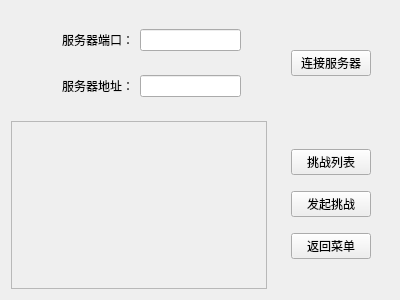
Euler-lne/Word_Elimination, file multiplayerwindow.ui: the form before one commit.
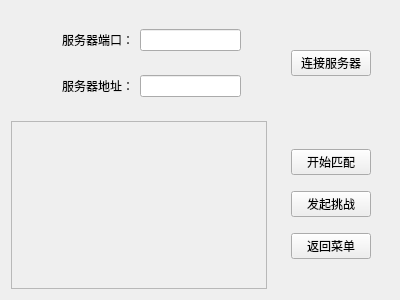
The form after the commit.

```diff
--- a/multiplayerwindow.ui
+++ b/multiplayerwindow.ui
@@ -52,7 +52,7 @@
          <item>
           <widget class="QPushButton" name="listBtn">
            <property name="text">
-            <string>挑战列表</string>
+            <string>开始匹配</string>
            </property>
           </widget>
          </item>
```
Left out of the diff: 6 changed lines with no effect on the pictures.
